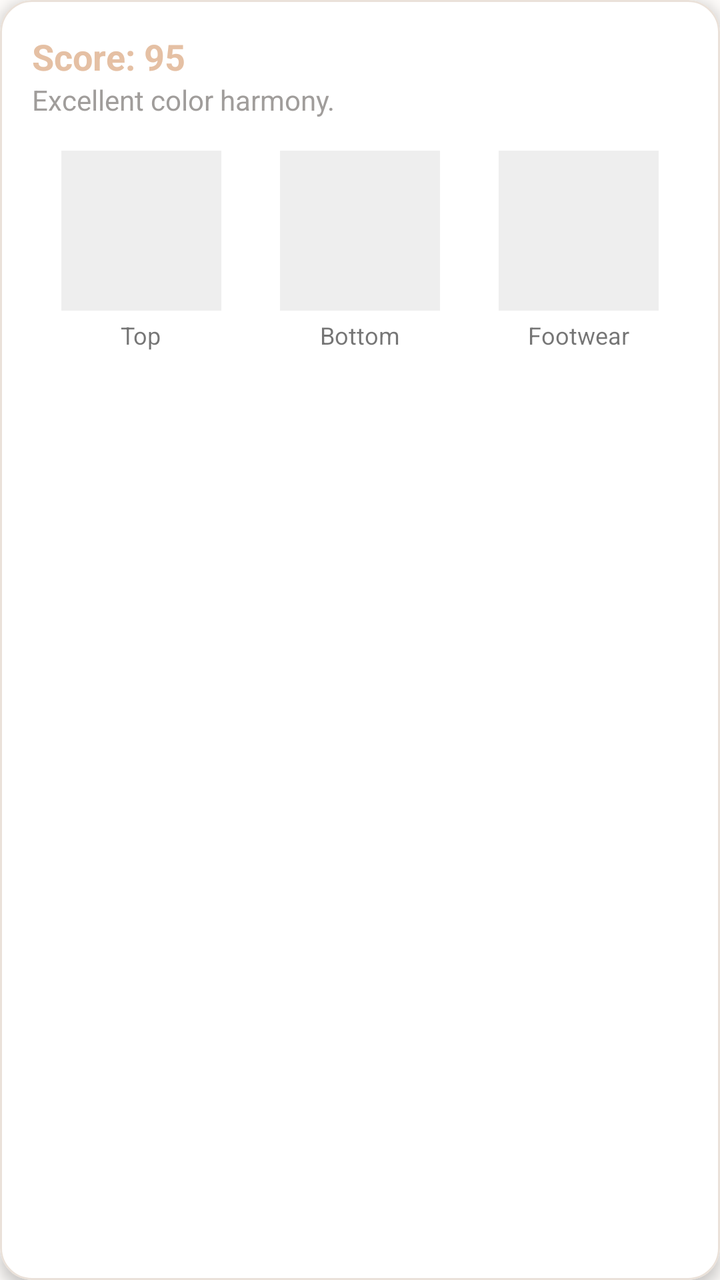
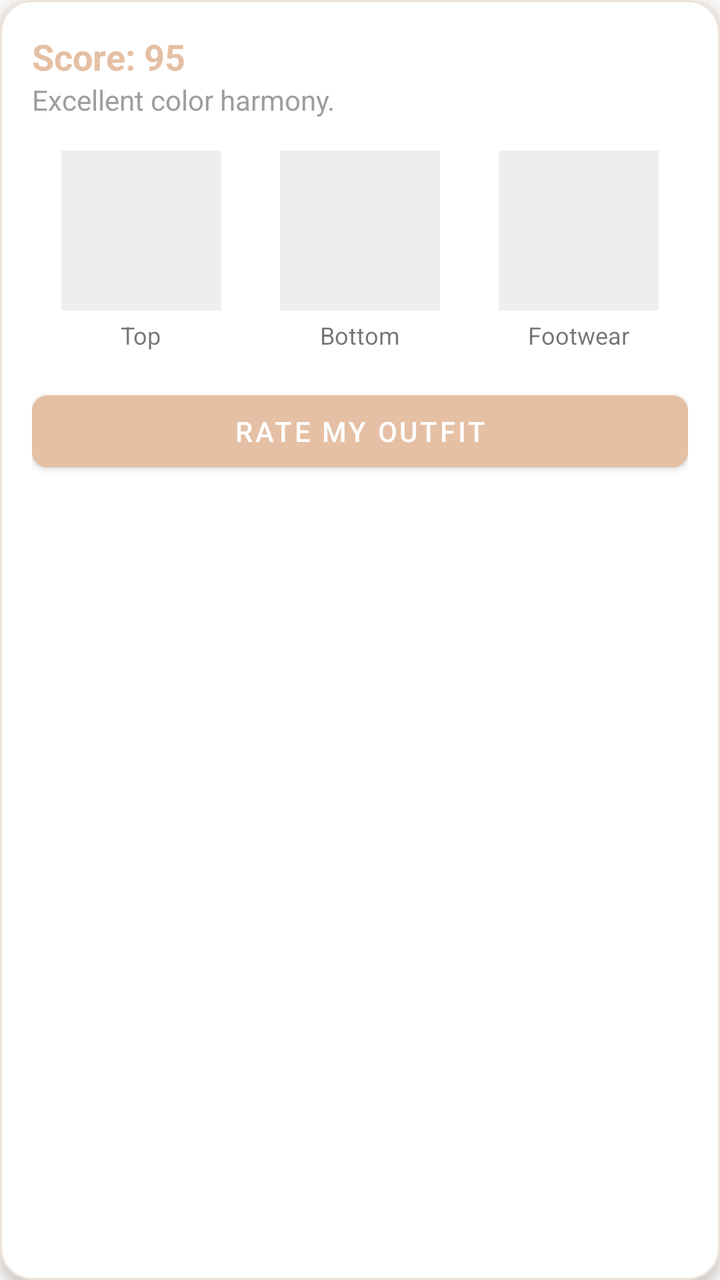

An Android layout rendered at two revisions. The XML below is the earlier revision; the diff shows what the commit changed to produce the second picture.
<!-- AndroidManifest.xml: application theme Theme.OutfitStudio -->
<!-- res/layout/item_outfit_card.xml -->
<?xml version="1.0" encoding="utf-8"?>
<com.google.android.material.card.MaterialCardView xmlns:android="http://schemas.android.com/apk/res/android"
    xmlns:app="http://schemas.android.com/apk/res-auto"
    android:layout_width="match_parent"
    android:layout_height="wrap_content"
    android:layout_margin="8dp"
    app:cardCornerRadius="16dp"
    app:cardElevation="4dp"
    app:strokeColor="@color/card_border"
    app:strokeWidth="1dp">

    <LinearLayout
        android:layout_width="match_parent"
        android:layout_height="wrap_content"
        android:orientation="vertical"
        android:padding="16dp">

        <TextView
            android:id="@+id/tvScore"
            android:layout_width="match_parent"
            android:layout_height="wrap_content"
            android:text="Score: 95"
            android:textSize="18sp"
            android:textStyle="bold"
            android:textColor="@color/primary"/>

        <TextView
            android:id="@+id/tvReason"
            android:layout_width="match_parent"
            android:layout_height="wrap_content"
            android:text="Excellent color harmony."
            android:textSize="14sp"
            android:textColor="@color/text_hint"
            android:layout_marginBottom="16dp"/>

        <LinearLayout
            android:layout_width="match_parent"
            android:layout_height="wrap_content"
            android:orientation="horizontal"
            android:weightSum="3">

            
            <LinearLayout
                android:layout_width="0dp"
                android:layout_height="wrap_content"
                android:layout_weight="1"
                android:orientation="vertical"
                android:gravity="center">
                
                <ImageView
                    android:id="@+id/ivTop"
                    android:layout_width="80dp"
                    android:layout_height="80dp"
                    android:scaleType="centerCrop"
                    android:background="#EEEEEE"/>
                <TextView
                    android:id="@+id/tvTopName"
                    android:layout_width="wrap_content"
                    android:layout_height="wrap_content"
                    android:text="Top"
                    android:textSize="12sp"
                    android:lines="1"
                    android:ellipsize="end"
                    android:layout_marginTop="4dp"/>
            </LinearLayout>

            
            <LinearLayout
                android:layout_width="0dp"
                android:layout_height="wrap_content"
                android:layout_weight="1"
                android:orientation="vertical"
                android:gravity="center">
                
                <ImageView
                    android:id="@+id/ivBottom"
                    android:layout_width="80dp"
                    android:layout_height="80dp"
                    android:scaleType="centerCrop"
                    android:background="#EEEEEE"/>
                <TextView
                    android:id="@+id/tvBottomName"
                    android:layout_width="wrap_content"
                    android:layout_height="wrap_content"
                    android:text="Bottom"
                    android:textSize="12sp"
                    android:lines="1"
                    android:ellipsize="end"
                    android:layout_marginTop="4dp"/>
            </LinearLayout>

            
            <LinearLayout
                android:layout_width="0dp"
                android:layout_height="wrap_content"
                android:layout_weight="1"
                android:orientation="vertical"
                android:gravity="center">
                
                <ImageView
                    android:id="@+id/ivFootwear"
                    android:layout_width="80dp"
                    android:layout_height="80dp"
                    android:scaleType="centerCrop"
                    android:background="#EEEEEE"/>
                <TextView
                    android:id="@+id/tvFootwearName"
                    android:layout_width="wrap_content"
                    android:layout_height="wrap_content"
                    android:text="Footwear"
                    android:textSize="12sp"
                    android:lines="1"
                    android:ellipsize="end"
                    android:layout_marginTop="4dp"/>
            </LinearLayout>

        </LinearLayout>

    </LinearLayout>

</com.google.android.material.card.MaterialCardView>
<!-- resources referenced by this layout -->
<resources>
  <color name="card_border">#EAE1D9</color>
  <color name="primary">#E5C0A4</color>
  <color name="text_hint">#A09D9B</color>
  <style name="Theme.OutfitStudio" parent="Theme.MaterialComponents.DayNight.NoActionBar">
          
          <item name="colorPrimary">@color/primary</item>
          <item name="colorPrimaryVariant">@color/primary_variant</item>
          <item name="colorOnPrimary">@color/on_primary</item>
          
          <item name="colorSecondary">@color/primary</item>
          <item name="colorSecondaryVariant">@color/primary_variant</item>
          <item name="colorOnSecondary">@color/on_primary</item>
          
          <item name="android:colorBackground">@color/background</item>
          <item name="colorSurface">@color/surface</item>
          
          <item name="android:statusBarColor">@color/background</item>
          <item name="android:windowLightStatusBar">true</item>
      </style>
  <color name="primary_variant">#D8A58B</color>
  <color name="on_primary">#FFFFFF</color>
  <color name="background">#FDFBF9</color>
  <color name="surface">#FFFFFF</color>
</resources>

<!-- the commit's change to res/layout/item_outfit_card.xml (unified diff, before → after) -->
@@ -116,6 +116,15 @@
 
         </LinearLayout>
 
+        <com.google.android.material.button.MaterialButton
+            android:id="@+id/btnRateOutfit"
+            android:layout_width="match_parent"
+            android:layout_height="wrap_content"
+            android:layout_marginTop="16dp"
+            android:text="Rate My Outfit"
+            app:cornerRadius="8dp"
+            android:backgroundTint="@color/primary"/>
+
     </LinearLayout>
 
 </com.google.android.material.card.MaterialCardView>
